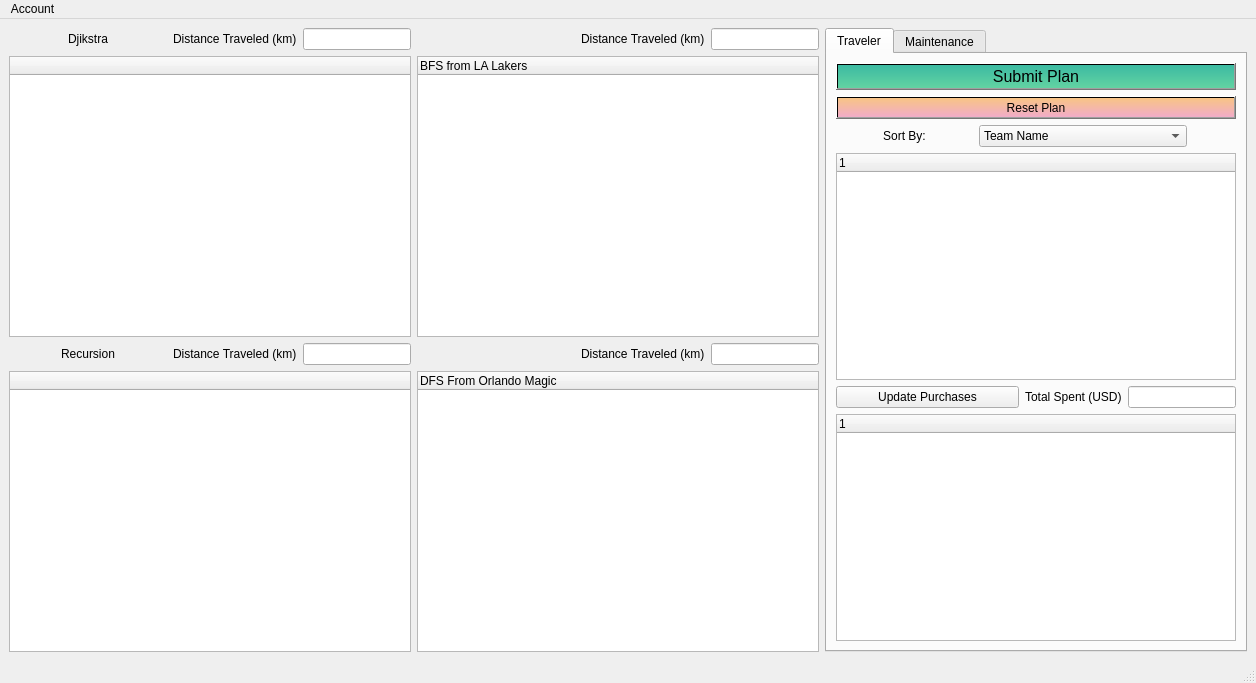
Before: the Qt Designer form mainwindow.ui in ssethtran/NBA-Basketball, drawn with Qt 5.
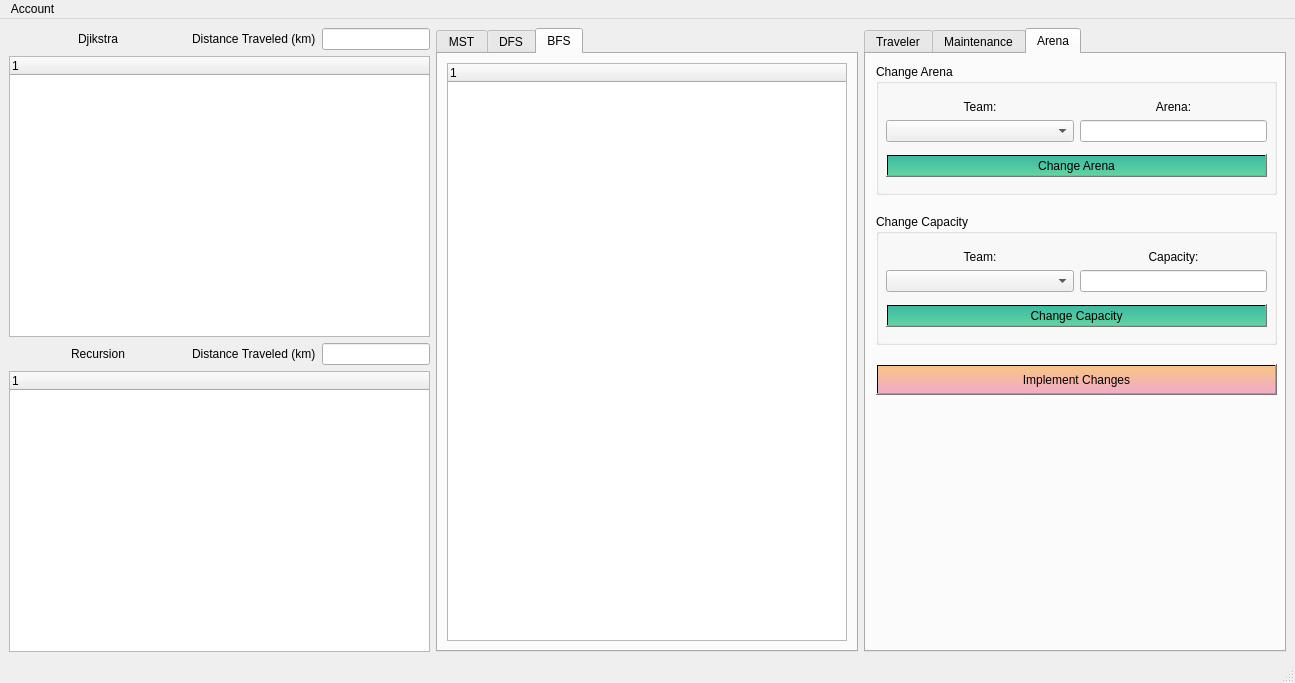
After: the same form once the commit is applied.

Commit message: fixed issue in UI with BFS and DFS not being in layout

```diff
--- a/mainwindow.ui
+++ b/mainwindow.ui
@@ -6,7 +6,7 @@
    <rect>
     <x>0</x>
     <y>0</y>
-    <width>1256</width>
+    <width>1295</width>
     <height>683</height>
    </rect>
   </property>
@@ -23,7 +23,7 @@
    <property name="enabled">
     <bool>true</bool>
    </property>
-   <layout class="QGridLayout" name="gridLayout">
+   <layout class="QGridLayout" name="gridLayout_14">
     <item row="0" column="0">
      <layout class="QHBoxLayout" name="horizontalLayout_3">
       <item>
@@ -93,75 +93,6 @@
       </item>
      </layout>
     </item>
-    <item row="0" column="1">
-     <layout class="QHBoxLayout" name="horizontalLayout_5">
-      <item>
-       <spacer name="horizontalSpacer_5">
-        <property name="orientation">
-         <enum>Qt::Horizontal</enum>
-        </property>
-        <property name="sizeHint" stdset="0">
-         <size>
-          <width>40</width>
-          <height>20</height>
-         </size>
-        </property>
-       </spacer>
-      </item>
-      <item>
-       <widget class="QLabel" name="label_16">
-        <property name="sizePolicy">
-         <sizepolicy hsizetype="Fixed" vsizetype="Preferred">
-          <horstretch>0</horstretch>
-          <verstretch>0</verstretch>
-         </sizepolicy>
-        </property>
-        <property name="text">
-         <string/>
-        </property>
-       </widget>
-      </item>
-      <item>
-       <spacer name="horizontalSpacer_6">
-        <property name="orientation">
-         <enum>Qt::Horizontal</enum>
-        </property>
-        <property name="sizeHint" stdset="0">
-         <size>
-          <width>40</width>
-          <height>20</height>
-         </size>
-        </property>
-       </spacer>
-      </item>
-      <item>
-       <widget class="QLabel" name="label_17">
-        <property name="sizePolicy">
-         <sizepolicy hsizetype="Fixed" vsizetype="Preferred">
-          <horstretch>0</horstretch>
-          <verstretch>0</verstretch>
-         </sizepolicy>
-        </property>
-        <property name="text">
-         <string>Distance Traveled (km)</string>
-        </property>
-       </widget>
-      </item>
-      <item>
-       <widget class="QLineEdit" name="bfsDistTraveled">
-        <property name="sizePolicy">
-         <sizepolicy hsizetype="Fixed" vsizetype="Fixed">
-          <horstretch>0</horstretch>
-          <verstretch>0</verstretch>
-         </sizepolicy>
-        </property>
-        <property name="readOnly">
-         <bool>true</bool>
-        </property>
-       </widget>
-      </item>
-     </layout>
-    </item>
     <item row="0" column="2" rowspan="4">
      <widget class="QTabWidget" name="tabWidget">
       <property name="sizePolicy">
@@ -171,14 +102,14 @@
        </sizepolicy>
       </property>
       <property name="currentIndex">
-       <number>0</number>
+       <number>2</number>
       </property>
       <widget class="QWidget" name="traveller">
        <attribute name="title">
         <string>Traveler</string>
        </attribute>
        <layout class="QGridLayout" name="gridLayout_11">
-        <item row="4" column="0">
+        <item row="5" column="0">
          <layout class="QGridLayout" name="gridLayout_3">
           <item row="0" column="2">
            <layout class="QGridLayout" name="gridLayout_4">
@@ -228,39 +159,8 @@
           </item>
          </layout>
         </item>
-        <item row="0" column="0">
-         <widget class="QPushButton" name="submitPlan">
-          <property name="font">
-           <font>
-            <pointsize>12</pointsize>
-           </font>
-          </property>
-          <property name="autoFillBackground">
-           <bool>false</bool>
-          </property>
-          <property name="styleSheet">
-           <string notr="true">background-color: qlineargradient(spread:pad, x1:0, y1:0, x2:0, y2:1,   stop:0 rgba(60, 186, 162, 255), stop:1 rgba(98, 211, 162, 255))</string>
-          </property>
-          <property name="text">
-           <string>Submit Plan</string>
-          </property>
-          <property name="checkable">
-           <bool>false</bool>
-          </property>
-         </widget>
-        </item>
-        <item row="1" column="0">
-         <widget class="QPushButton" name="clearPlan">
-          <property name="styleSheet">
-           <string notr="true">background-color: qlineargradient(spread:pad, x1:0, y1:0, x2:0, y2:1,   stop:0 #f8c485, stop:1 #f1acc8)</string>
-          </property>
-          <property name="text">
-           <string>Reset Plan</string>
-          </property>
-         </widget>
-        </item>
-        <item row="3" column="0">
-         <widget class="QTreeWidget" name="teamsTreeWidget">
+        <item row="6" column="0">
+         <widget class="QTreeWidget" name="planTreeWidget">
           <property name="sizePolicy">
            <sizepolicy hsizetype="Fixed" vsizetype="Expanding">
             <horstretch>0</horstretch>
@@ -352,8 +252,29 @@
           </item>
          </layout>
         </item>
-        <item row="5" column="0">
-         <widget class="QTreeWidget" name="planTreeWidget">
+        <item row="0" column="0">
+         <widget class="QPushButton" name="submitPlan">
+          <property name="font">
+           <font>
+            <pointsize>12</pointsize>
+           </font>
+          </property>
+          <property name="autoFillBackground">
+           <bool>false</bool>
+          </property>
+          <property name="styleSheet">
+           <string notr="true"/>
+          </property>
+          <property name="text">
+           <string>Submit Plan</string>
+          </property>
+          <property name="checkable">
+           <bool>false</bool>
+          </property>
+         </widget>
+        </item>
+        <item row="4" column="0">
+         <widget class="QTreeWidget" name="teamsTreeWidget">
           <property name="sizePolicy">
            <sizepolicy hsizetype="Preferred" vsizetype="Expanding">
             <horstretch>0</horstretch>
@@ -677,11 +598,40 @@
               </property>
              </widget>
             </item>
+            <item row="0" column="0">
+             <widget class="QLabel" name="label_16">
+              <property name="sizePolicy">
+               <sizepolicy hsizetype="Preferred" vsizetype="Fixed">
+                <horstretch>0</horstretch>
+                <verstretch>0</verstretch>
+               </sizepolicy>
+              </property>
+              <property name="text">
+               <string>Team:</string>
+              </property>
+              <property name="alignment">
+               <set>Qt::AlignCenter</set>
+              </property>
+             </widget>
+            </item>
             <item row="1" column="0">
              <widget class="QComboBox" name="cityComboBox"/>
             </item>
-            <item row="1" column="1">
-             <widget class="QComboBox" name="tradFoodComboBox"/>
+            <item row="0" column="1">
+             <widget class="QLabel" name="label_17">
+              <property name="sizePolicy">
+               <sizepolicy hsizetype="Preferred" vsizetype="Fixed">
+                <horstretch>0</horstretch>
+                <verstretch>0</verstretch>
+               </sizepolicy>
+              </property>
+              <property name="text">
+               <string>Souvenir:</string>
+              </property>
+              <property name="alignment">
+               <set>Qt::AlignCenter</set>
+              </property>
+             </widget>
             </item>
             <item row="1" column="2">
              <widget class="QDoubleSpinBox" name="priceDoubleSpinBox"/>
@@ -718,6 +668,195 @@
         </property>
        </widget>
       </widget>
+      <widget class="QWidget" name="tab">
+       <attribute name="title">
+        <string>Arena</string>
+       </attribute>
+       <widget class="QPushButton" name="arenaSubmit">
+        <property name="geometry">
+         <rect>
+          <x>10</x>
+          <y>310</y>
+          <width>401</width>
+          <height>31</height>
+         </rect>
+        </property>
+        <property name="styleSheet">
+         <string notr="true">background-color: qlineargradient(spread:pad, x1:0, y1:0, x2:0, y2:1,   stop:0 #f8c485, stop:1 #f1acc8)</string>
+        </property>
+        <property name="text">
+         <string>Implement Changes</string>
+        </property>
+       </widget>
+       <widget class="QGroupBox" name="groupBox_5">
+        <property name="geometry">
+         <rect>
+          <x>10</x>
+          <y>10</y>
+          <width>401</width>
+          <height>131</height>
+         </rect>
+        </property>
+        <property name="title">
+         <string>Change Arena</string>
+        </property>
+        <widget class="QWidget" name="layoutWidget_2">
+         <property name="geometry">
+          <rect>
+           <x>10</x>
+           <y>30</y>
+           <width>381</width>
+           <height>91</height>
+          </rect>
+         </property>
+         <layout class="QGridLayout" name="gridLayout_12">
+          <item row="0" column="0">
+           <layout class="QGridLayout" name="gridLayout_13">
+            <item row="0" column="0">
+             <widget class="QLabel" name="label_18">
+              <property name="sizePolicy">
+               <sizepolicy hsizetype="Preferred" vsizetype="Fixed">
+                <horstretch>0</horstretch>
+                <verstretch>0</verstretch>
+               </sizepolicy>
+              </property>
+              <property name="text">
+               <string>Team:</string>
+              </property>
+              <property name="alignment">
+               <set>Qt::AlignCenter</set>
+              </property>
+             </widget>
+            </item>
+            <item row="1" column="0">
+             <widget class="QComboBox" name="changeArenaTCB"/>
+            </item>
+            <item row="0" column="1">
+             <widget class="QLabel" name="label_19">
+              <property name="sizePolicy">
+               <sizepolicy hsizetype="Preferred" vsizetype="Fixed">
+                <horstretch>0</horstretch>
+                <verstretch>0</verstretch>
+               </sizepolicy>
+              </property>
+              <property name="text">
+               <string>Arena:</string>
+              </property>
+              <property name="alignment">
+               <set>Qt::AlignCenter</set>
+              </property>
+             </widget>
+            </item>
+            <item row="1" column="1">
+             <widget class="QLineEdit" name="changeArenaALE">
+              <property name="sizePolicy">
+               <sizepolicy hsizetype="Minimum" vsizetype="Fixed">
+                <horstretch>0</horstretch>
+                <verstretch>0</verstretch>
+               </sizepolicy>
+              </property>
+             </widget>
+            </item>
+           </layout>
+          </item>
+          <item row="1" column="0">
+           <widget class="QPushButton" name="changeArenaButton">
+            <property name="styleSheet">
+             <string notr="true">background-color: qlineargradient(spread:pad, x1:0, y1:0, x2:0, y2:1,   stop:0 rgba(60, 186, 162, 255), stop:1 rgba(98, 211, 162, 255))</string>
+            </property>
+            <property name="text">
+             <string>Change Arena</string>
+            </property>
+           </widget>
+          </item>
+         </layout>
+        </widget>
+       </widget>
+       <widget class="QGroupBox" name="groupBox_6">
+        <property name="geometry">
+         <rect>
+          <x>10</x>
+          <y>160</y>
+          <width>401</width>
+          <height>131</height>
+         </rect>
+        </property>
+        <property name="title">
+         <string>Change Capacity</string>
+        </property>
+        <widget class="QWidget" name="layoutWidget_4">
+         <property name="geometry">
+          <rect>
+           <x>10</x>
+           <y>30</y>
+           <width>381</width>
+           <height>91</height>
+          </rect>
+         </property>
+         <layout class="QGridLayout" name="gridLayout_17">
+          <item row="0" column="0">
+           <layout class="QGridLayout" name="gridLayout_18">
+            <item row="0" column="0">
+             <widget class="QLabel" name="label_22">
+              <property name="sizePolicy">
+               <sizepolicy hsizetype="Preferred" vsizetype="Fixed">
+                <horstretch>0</horstretch>
+                <verstretch>0</verstretch>
+               </sizepolicy>
+              </property>
+              <property name="text">
+               <string>Team:</string>
+              </property>
+              <property name="alignment">
+               <set>Qt::AlignCenter</set>
+              </property>
+             </widget>
+            </item>
+            <item row="0" column="1">
+             <widget class="QLabel" name="label_23">
+              <property name="sizePolicy">
+               <sizepolicy hsizetype="Preferred" vsizetype="Fixed">
+                <horstretch>0</horstretch>
+                <verstretch>0</verstretch>
+               </sizepolicy>
+              </property>
+              <property name="text">
+               <string>Capacity:</string>
+              </property>
+              <property name="alignment">
+               <set>Qt::AlignCenter</set>
+              </property>
+             </widget>
+            </item>
+            <item row="1" column="0">
+             <widget class="QComboBox" name="changeCapacityTCB"/>
+            </item>
+            <item row="1" column="1">
+             <widget class="QLineEdit" name="changeCapacityCLE">
+              <property name="sizePolicy">
+               <sizepolicy hsizetype="Minimum" vsizetype="Fixed">
+                <horstretch>0</horstretch>
+                <verstretch>0</verstretch>
+               </sizepolicy>
+              </property>
+             </widget>
+            </item>
+           </layout>
+          </item>
+          <item row="1" column="0">
+           <widget class="QPushButton" name="changeCapacityButton">
+            <property name="styleSheet">
+             <string notr="true">background-color: qlineargradient(spread:pad, x1:0, y1:0, x2:0, y2:1,   stop:0 rgba(60, 186, 162, 255), stop:1 rgba(98, 211, 162, 255))</string>
+            </property>
+            <property name="text">
+             <string>Change Capacity</string>
+            </property>
+           </widget>
+          </item>
+         </layout>
+        </widget>
+       </widget>
+      </widget>
      </widget>
     </item>
     <item row="1" column="0">
@@ -743,35 +882,7 @@
       </property>
       <column>
        <property name="text">
-        <string notr="true"> </string>
-       </property>
-      </column>
-     </widget>
-    </item>
-    <item row="1" column="1">
-     <widget class="QTreeWidget" name="bfsTreeWidget">
-      <property name="sizePolicy">
-       <sizepolicy hsizetype="Minimum" vsizetype="Expanding">
-        <horstretch>0</horstretch>
-        <verstretch>0</verstretch>
-       </sizepolicy>
-      </property>
-      <property name="minimumSize">
-       <size>
-        <width>400</width>
-        <height>0</height>
-       </size>
-      </property>
-      <property name="autoFillBackground">
-       <bool>true</bool>
-      </property>
-      <property name="styleSheet">
-       <string notr="true">background-color: rgb(255, 243, 222);
-QHeaderView::section { background-color: rgb(255, 243, 222); };</string>
-      </property>
-      <column>
-       <property name="text">
-        <string notr="true">BFS from LA Lakers</string>
+        <string notr="true"/>
        </property>
       </column>
      </widget>
@@ -845,75 +956,6 @@
       </item>
      </layout>
     </item>
-    <item row="2" column="1">
-     <layout class="QHBoxLayout" name="horizontalLayout_7">
-      <item>
-       <spacer name="horizontalSpacer_9">
-        <property name="orientation">
-         <enum>Qt::Horizontal</enum>
-        </property>
-        <property name="sizeHint" stdset="0">
-         <size>
-          <width>40</width>
-          <height>20</height>
-         </size>
-        </property>
-       </spacer>
-      </item>
-      <item>
-       <widget class="QLabel" name="label_20">
-        <property name="sizePolicy">
-         <sizepolicy hsizetype="Fixed" vsizetype="Preferred">
-          <horstretch>0</horstretch>
-          <verstretch>0</verstretch>
-         </sizepolicy>
-        </property>
-        <property name="text">
-         <string/>
-        </property>
-       </widget>
-      </item>
-      <item>
-       <spacer name="horizontalSpacer_10">
-        <property name="orientation">
-         <enum>Qt::Horizontal</enum>
-        </property>
-        <property name="sizeHint" stdset="0">
-         <size>
-          <width>40</width>
-          <height>20</height>
-         </size>
-        </property>
-       </spacer>
-      </item>
-      <item>
-       <widget class="QLabel" name="label_21">
-        <property name="sizePolicy">
-         <sizepolicy hsizetype="Fixed" vsizetype="Preferred">
-          <horstretch>0</horstretch>
-          <verstretch>0</verstretch>
-         </sizepolicy>
-        </property>
-        <property name="text">
-         <string>Distance Traveled (km)</string>
-        </property>
-       </widget>
-      </item>
-      <item>
-       <widget class="QLineEdit" name="dfsDistTraveled">
-        <property name="sizePolicy">
-         <sizepolicy hsizetype="Fixed" vsizetype="Fixed">
-          <horstretch>0</horstretch>
-          <verstretch>0</verstretch>
-         </sizepolicy>
-        </property>
-        <property name="readOnly">
-         <bool>true</bool>
-        </property>
-       </widget>
-      </item>
-     </layout>
-    </item>
     <item row="3" column="0">
      <widget class="QTreeWidget" name="recursiveWidget">
       <property name="sizePolicy">
@@ -937,37 +979,127 @@
       </property>
       <column>
        <property name="text">
-        <string notr="true"> </string>
+        <string notr="true"/>
        </property>
       </column>
      </widget>
     </item>
-    <item row="3" column="1">
-     <widget class="QTreeWidget" name="dfsTreeWidget">
+    <item row="0" column="1" rowspan="4">
+     <widget class="QTabWidget" name="tabWidget_2">
       <property name="sizePolicy">
-       <sizepolicy hsizetype="Minimum" vsizetype="Expanding">
+       <sizepolicy hsizetype="Fixed" vsizetype="Expanding">
         <horstretch>0</horstretch>
         <verstretch>0</verstretch>
        </sizepolicy>
       </property>
-      <property name="minimumSize">
-       <size>
-        <width>400</width>
-        <height>0</height>
-       </size>
+      <property name="currentIndex">
+       <number>2</number>
       </property>
-      <property name="autoFillBackground">
-       <bool>true</bool>
-      </property>
-      <property name="styleSheet">
-       <string notr="true">background-color: rgb(255, 243, 222);
+      <widget class="QWidget" name="MSTtab">
+       <attribute name="title">
+        <string>MST</string>
+       </attribute>
+       <layout class="QGridLayout" name="gridLayout">
+        <item row="0" column="0">
+         <widget class="QTreeWidget" name="recursiveWidget_2">
+          <property name="sizePolicy">
+           <sizepolicy hsizetype="Minimum" vsizetype="Expanding">
+            <horstretch>0</horstretch>
+            <verstretch>0</verstretch>
+           </sizepolicy>
+          </property>
+          <property name="minimumSize">
+           <size>
+            <width>400</width>
+            <height>0</height>
+           </size>
+          </property>
+          <property name="autoFillBackground">
+           <bool>true</bool>
+          </property>
+          <property name="styleSheet">
+           <string notr="true">background-color: rgb(255, 243, 222);
 QHeaderView::section { background-color: rgb(255, 243, 222); };</string>
-      </property>
-      <column>
-       <property name="text">
-        <string notr="true">DFS From Orlando Magic</string>
-       </property>
-      </column>
+          </property>
+          <column>
+           <property name="text">
+            <string notr="true"/>
+           </property>
+          </column>
+         </widget>
+        </item>
+       </layout>
+      </widget>
+      <widget class="QWidget" name="DFStab">
+       <attribute name="title">
+        <string>DFS</string>
+       </attribute>
+       <layout class="QGridLayout" name="gridLayout_15">
+        <item row="0" column="0">
+         <widget class="QTreeWidget" name="recursiveWidget_3">
+          <property name="sizePolicy">
+           <sizepolicy hsizetype="Minimum" vsizetype="Expanding">
+            <horstretch>0</horstretch>
+            <verstretch>0</verstretch>
+           </sizepolicy>
+          </property>
+          <property name="minimumSize">
+           <size>
+            <width>400</width>
+            <height>0</height>
+           </size>
+          </property>
+          <property name="autoFillBackground">
+           <bool>true</bool>
+          </property>
+          <property name="styleSheet">
+           <string notr="true">background-color: rgb(255, 243, 222);
+QHeaderView::section { background-color: rgb(255, 243, 222); };</string>
+          </property>
+          <column>
+           <property name="text">
+            <string notr="true"/>
+           </property>
+          </column>
+         </widget>
+        </item>
+       </layout>
+      </widget>
+      <widget class="QWidget" name="BFStab">
+       <attribute name="title">
+        <string>BFS</string>
+       </attribute>
+       <layout class="QGridLayout" name="gridLayout_16">
+        <item row="0" column="0">
+         <widget class="QTreeWidget" name="recursiveWidget_4">
+          <property name="sizePolicy">
+           <sizepolicy hsizetype="Minimum" vsizetype="Expanding">
+            <horstretch>0</horstretch>
+            <verstretch>0</verstretch>
+           </sizepolicy>
+          </property>
+          <property name="minimumSize">
+           <size>
+            <width>400</width>
+            <height>0</height>
+           </size>
+          </property>
+          <property name="autoFillBackground">
+           <bool>true</bool>
+          </property>
+          <property name="styleSheet">
+           <string notr="true">background-color: rgb(255, 243, 222);
+QHeaderView::section { background-color: rgb(255, 243, 222); };</string>
+          </property>
+          <column>
+           <property name="text">
+            <string notr="true"/>
+           </property>
+          </column>
+         </widget>
+        </item>
+       </layout>
+      </widget>
      </widget>
     </item>
    </layout>
@@ -978,7 +1110,7 @@
     <rect>
      <x>0</x>
      <y>0</y>
-     <width>1256</width>
+     <width>1295</width>
      <height>22</height>
     </rect>
    </property>
```
Left out of the diff: 287 changed lines with no effect on the pictures.
